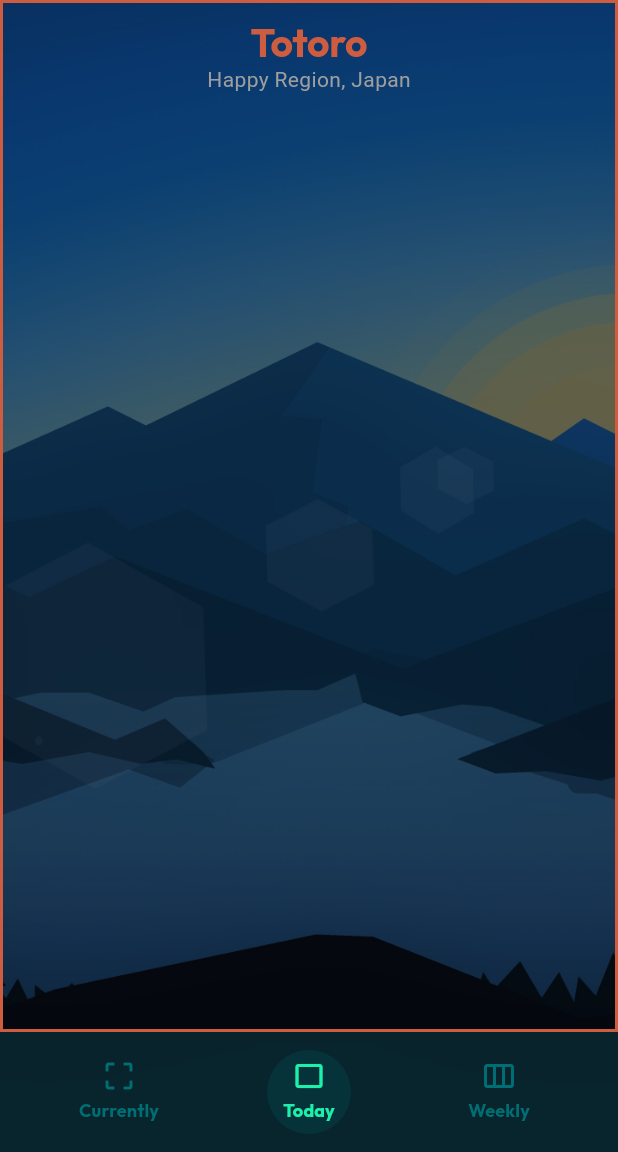
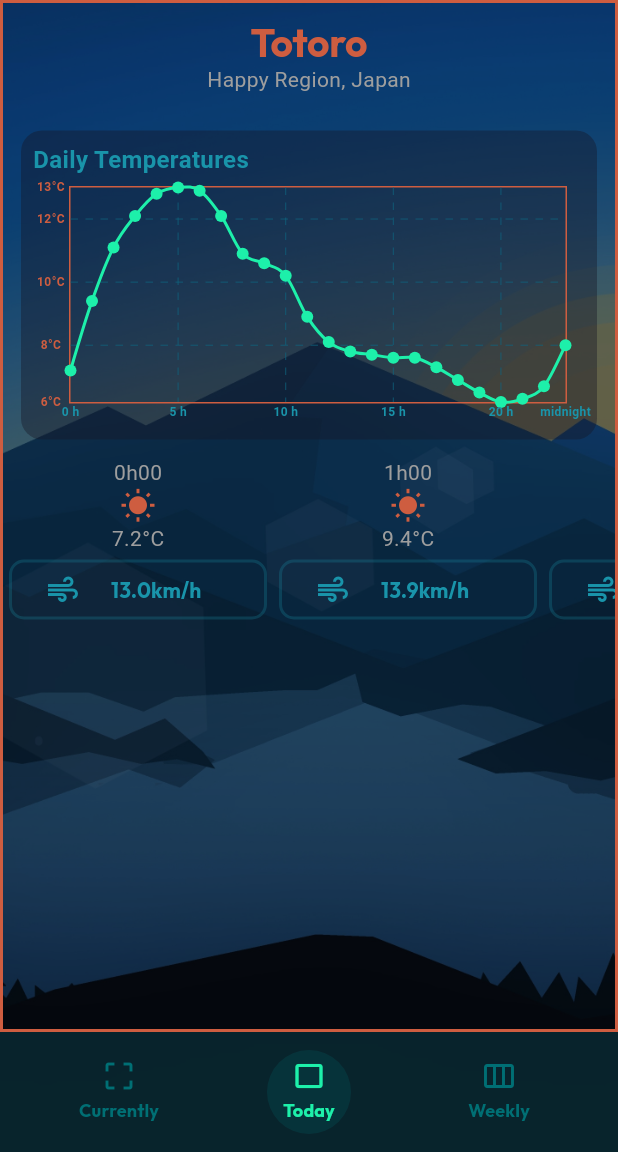
Before and after one commit to Neopuyo/WeatherApp, a Flutter app: the screen it shows after launch, item 2 of the bottom bar chosen, on a phone screen of 412 x 824 dp, the part 84-1236 px from its top. Run offline on Flutter 3.47's test engine with Material 3 defaults, Android fonts, the phone set to English and light mode, and no system bars; drawn by our look-alikes of fl_chart; our stand-ins replace connectivity_plus, envied, geolocator, google_fonts, permission_handler.

Commit message:
Daily ChartOK ListNeedDesign

```diff
--- /dev/null
+++ b/devtools_options.yaml
@@ -0,0 +1 @@
+extensions:
--- a/lib/models/weather_data.dart
+++ b/lib/models/weather_data.dart
@@ -1,5 +1,7 @@
 // import 'dart:convert';
+import 'package:flutter/material.dart';
 import 'package:json_annotation/json_annotation.dart';
+import 'package:weather_final_proj/models/weather_code.dart';
 
 part 'weather_data.g.dart';
 
@@ -61,6 +63,48 @@ class WeatherData {
     hourly = const Hourly.tanuki(),
     dailyUnits = const DailyUnits.tanuki(),
     daily = const Daily.tanuki();
+
+
+  List<double> getDailyHours() {
+    final int maxList = hourly.time.length > 24 ? 24 : hourly.time.length;
+    final List<String> hoursRawString = hourly.time.sublist(0, maxList);
+    final List<String> hoursString = hoursRawString.map((value) {
+      final DateTime dateTime = DateTime.parse(value);
+      return dateTime.hour.toString();
+    }).toList();
+    return hoursString.map((value) => double.parse(value)).toList();
+  }
+
+  List<String> getDailyHoursAsString() {
+    final int maxList = hourly.time.length > 24 ? 24 : hourly.time.length;
+    final List<String> hoursRawString = hourly.time.sublist(0, maxList);
+    final List<String> hoursString = hoursRawString.map((value) {
+      final DateTime dateTime = DateTime.parse(value);
+      return dateTime.hour.toString();
+    }).toList();
+    return hoursString;
+  }
+
+  List<String> getDailyTemperaturesWithUnit() {
+    final int maxList = hourly.temperature2m.length > 24 ? 24 : hourly.temperature2m.length;
+    final List<String> temperatures = hourly.temperature2m.sublist(0, maxList).map((value) => value.toString() + hourlyUnits.temperature2m).toList();
+    return temperatures;
+  }
+
+  List<IconData> getDailyIconsData() {
+    final int maxList = hourly.weatherCode.length > 24 ? 24 : hourly.weatherCode.length;
+    final List<int> weatherCodes = hourly.weatherCode.sublist(0, maxList);
+    return weatherCodes.map((code) {
+       return WeatherCode.getWeatherCodeDescription(code).iconData;
+    }).toList();
+  }
+
+  List<String> getDailyWindSpeeds() {
+    final int maxList = hourly.windSpeed10m.length > 24 ? 24 : hourly.windSpeed10m.length;
+    final List<String> windSpeeds = hourly.windSpeed10m.sublist(0, maxList).map((value) => value.toString() + hourlyUnits.windSpeed10m).toList();
+    return windSpeeds;
+  }
+
 }
 
 @JsonSerializable()
--- /dev/null
+++ b/lib/widgets/miniWidgets/charts.dart
@@ -0,0 +1,137 @@
+import 'package:flutter/material.dart';
+import 'package:fl_chart/fl_chart.dart';
+import 'package:intl/intl.dart';
+import 'package:weather_final_proj/design/weather_app_colors.dart';
+// import 'dart:developer' as dev;
+
+import 'package:weather_final_proj/models/weather_data.dart';
+import 'package:weather_final_proj/providers/city_provider.dart';
+
+class DailyTemperatureChart extends StatelessWidget {
+
+  final CityProvider cityProvider;
+  const DailyTemperatureChart({super.key, required this.cityProvider});
+
+  @override
+  Widget build(BuildContext context) {
+
+    final WeatherData weatherData = cityProvider.weatherData;
+    final List<double> hours = weatherData.getDailyHours();
+    final List<double> temperatures = weatherData.hourly.temperature2m;
+    final List<FlSpot> spots = List.generate(hours.length, (index) => FlSpot(hours[index], temperatures[index]));
+
+
+    return Padding(
+      padding: const EdgeInsets.all(12.0),
+      child: Container(
+                height: MediaQuery.of(context).size.width * 0.5,
+                width: double.infinity,
+                decoration: BoxDecoration(
+                  borderRadius: BorderRadius.circular(14),
+                  color: WAppColor.BG_COLOR.withOpacity(0.4),
+
+                ),
+        child: Padding(
+          padding: const EdgeInsets.all(8.0),
+          child: Column(
+            mainAxisAlignment: MainAxisAlignment.start,
+            crossAxisAlignment: CrossAxisAlignment.start,
+            mainAxisSize: MainAxisSize.min,
+            children: [
+              const Text("Daily Temperatures", style: TextStyle(color: WAppColor.PRIMARY, fontSize: 16, fontWeight: FontWeight.bold),),
+              const SizedBox(height: 6),
+              Expanded(
+                child: LineChart(
+                  LineChartData(
+                    borderData: FlBorderData(
+                      show: true,
+                      border: Border.all(color: WAppColor.SECONDARY, width: 1),
+                    ),
+
+                    titlesData: FlTitlesData(
+                      bottomTitles: AxisTitles(
+                        sideTitles: SideTitles(
+                          showTitles: true,
+                          reservedSize: 16,
+                          getTitlesWidget: (value, meta) {
+                            final hour = value.toInt();
+                            final hourString = (hour == 23) ? "midnight" : "$hour h";
+                            return Text(hourString,
+                              textAlign: TextAlign.start,
+                              style: const TextStyle(fontSize: 8, color: WAppColor.PRIMARY, fontWeight: FontWeight.bold));
+                          },
+                        ),
+                      ),
+
+                      leftTitles: AxisTitles(
+                        sideTitles: SideTitles(
+                          showTitles: true,
+                          reservedSize: 24,
+                          getTitlesWidget: (value, meta) {
+                            final temperature = value.toInt();
+                            return Text('$temperature°C',
+                              textAlign: TextAlign.center,
+                              style: const TextStyle(fontSize: 8, color: WAppColor.SECONDARY, fontWeight: FontWeight.bold));
+                          },
+                        ),
+                      ),
+
+                      rightTitles:  AxisTitles(
+                        sideTitles: SideTitles(
+                          showTitles: true,
+                          reservedSize: 12,
+                          getTitlesWidget: (value, meta) {
+                            return const Text('');
+                            },
+                        )
+                      ),
+
+                      topTitles: const AxisTitles(
+                        sideTitles: SideTitles(
+                          showTitles: false,
+                        ),
+                      ),
+
+
+
+                    ),
+
+                    gridData: FlGridData(
+                      show: true,
+                      drawVerticalLine: true,
+                      getDrawingHorizontalLine: (value) {
+                        return const FlLine(
+                          color: WAppColor.PRIMARY_WRITE_UP,
+                          strokeWidth: 0.5,
+                          dashArray: [5, 5],
+                        );
+                      },
+                      getDrawingVerticalLine: (value) {
+                        return const FlLine(
+                          color: WAppColor.PRIMARY_WRITE_UP,
+                          strokeWidth: 0.5,
+                          dashArray: [5, 5],
+                        );
+                      },
+                    ),
+
+                   lineBarsData: [
+                      LineChartBarData(
+                        spots:spots,
+                        isCurved: true,
+                        color:WAppColor.ACCENT
+                      )
+                    ]
+
+
+                  ),
+                ),
+              ),
+            ],
+          ),
+        ),
+      ),
+    );
+  }
+
+}
--- /dev/null
+++ b/lib/widgets/miniWidgets/lists.dart
@@ -0,0 +1,42 @@
+import 'package:flutter/material.dart';
+import 'package:weather_final_proj/models/weather_data.dart';
+import 'package:weather_final_proj/providers/city_provider.dart';
+import 'package:weather_final_proj/widgets/miniWidgets/card_mini_widget.dart';
+
+class DailyList extends StatelessWidget {
+
+  final CityProvider cityProvider;
+
+  const DailyList({super.key, required this.cityProvider});
+
+  @override
+  Widget build(BuildContext context) {
+
+    final WeatherData weaterData = cityProvider.weatherData;
+    final List<String> hours = weaterData.getDailyHoursAsString();
+    final List<String> temperatures = weaterData.getDailyTemperaturesWithUnit();
+    final List<IconData> iconsData = weaterData.getDailyIconsData();
+    final List<String> windspeeds = weaterData.getDailyWindSpeeds();
+
+    return Expanded(
+      child: ListView.builder(
+        itemCount: hours.length,
+        scrollDirection: Axis.horizontal,
+        itemBuilder: (BuildContext context, int index) {
+          return Column(
+            children: [
+              Text("${hours[index]}h00"),
+              Icon(iconsData[index]),
+              Text(temperatures[index]),
+              // Text(windspeeds[index]),
+              WindSpeedCard(windSpeed: windspeeds[index])
+            ],
+          );
+        },
+      ),
+    );
+
+  }
+
+
+}
--- a/lib/widgets/weatherTabs/today_weather_tab.dart
+++ b/lib/widgets/weatherTabs/today_weather_tab.dart
@@ -1,10 +1,11 @@
 import 'package:flutter/material.dart';
-import 'package:intl/intl.dart';
 import 'package:weather_final_proj/design/weather_app_colors.dart';
 import 'package:weather_final_proj/models/city_class.dart';
-import 'package:weather_final_proj/models/weather_code.dart';
+
 import 'package:weather_final_proj/providers/city_provider.dart';
 import 'package:weather_final_proj/widgets/miniWidgets/card_mini_widget.dart';
+import 'package:weather_final_proj/widgets/miniWidgets/charts.dart';
+import 'package:weather_final_proj/widgets/miniWidgets/lists.dart';
 
 class TodayWeatherTab extends StatelessWidget {
 
@@ -27,6 +28,8 @@ class TodayWeatherTab extends StatelessWidget {
           children:
           [
             CityNameCardWidget(city: cityProvider.selectedCity ?? City.tanukiCity()),
+            DailyTemperatureChart(cityProvider: cityProvider),
+            DailyList(cityProvider: cityProvider),
 
 
 
--- a/pubspec.yaml
+++ b/pubspec.yaml
@@ -58,6 +58,7 @@ dependencies:
 
     # design part
   google_fonts: ^6.2.0
+  fl_chart: ^0.66.2
 
 dev_dependencies:
   flutter_test:
```
Also changed, not shown: pubspec.lock.
